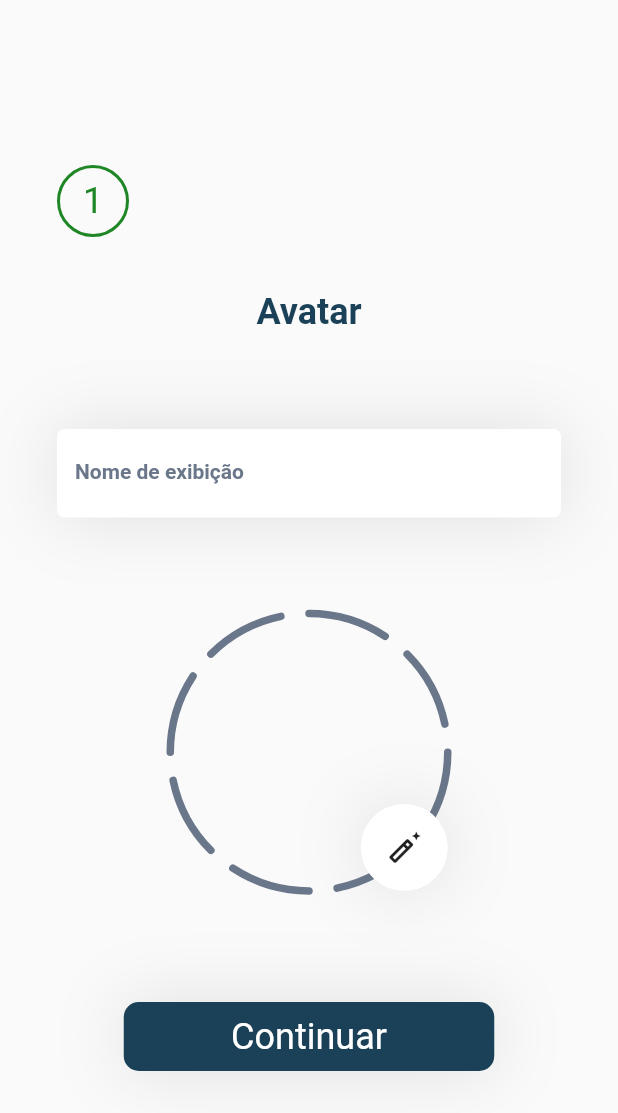
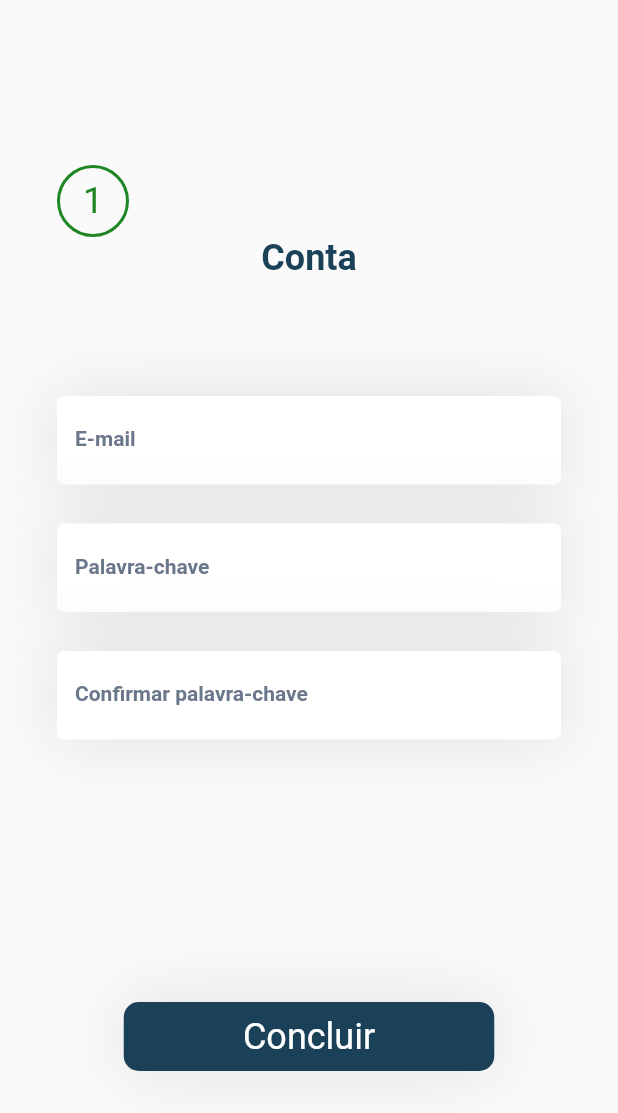
Before and after one commit to BeatEcoprove/beat_ecoprove_mobile, a Flutter app: the screen it shows after launch, on a phone screen of 412 x 824 dp. Shown: the top 1113 px of the screen. Run offline on Flutter 3.47's test engine with Material 2 defaults, Android fonts, the phone set to English and light mode, and no system bars; our stand-ins replace flutter_svg, get_it.

Commit message:
add: Third Stage

```diff
--- a/lib/auth/presentation/sign_in/sign_in_view.dart
+++ b/lib/auth/presentation/sign_in/sign_in_view.dart
@@ -1,4 +1,4 @@
-import 'package:beat_ecoprove/auth/presentation/sign_in/stages/second_stage.dart';
+import 'package:beat_ecoprove/auth/presentation/sign_in/stages/third_stage.dart';
 import 'package:flutter/material.dart';
 
 class SignInView extends StatelessWidget {
@@ -8,6 +8,6 @@ class SignInView extends StatelessWidget {
 
   @override
   Widget build(BuildContext context) {
-    return const SecondStage();
+    return const ThirdScene();
   }
 }
--- /dev/null
+++ b/lib/auth/presentation/sign_in/stages/third_stage.dart
@@ -0,0 +1,62 @@
+import 'package:beat_ecoprove/auth/widgets/scroll_handler.dart';
+import 'package:beat_ecoprove/core/config/global.dart';
+import 'package:beat_ecoprove/core/widgets/formated_button.dart';
+import 'package:beat_ecoprove/core/widgets/formatted_text_field/formated_text_field.dart';
+import 'package:beat_ecoprove/core/widgets/step_by_step.dart';
+import 'package:flutter/material.dart';
+
+class ThirdScene extends StatelessWidget {
+  static const double textFieldsGap = 26;
+
+  const ThirdScene({super.key});
+
+  @override
+  Widget build(BuildContext context) {
+    return const ScrollHandler.similiar(
+        verticalPadding: 110,
+        horizontalPadding: 38,
+        child: Column(
+          mainAxisAlignment: MainAxisAlignment.spaceBetween,
+          children: [
+            Column(
+              children: [
+                Column(
+                  children: [
+                    StepByStep(),
+                    Text(
+                      "Conta",
+                      style: AppText.header,
+                    )
+                  ],
+                ),
+                Padding(
+                  padding: EdgeInsets.only(top: 78),
+                  child: Column(
+                    children: [
+                      FormattedTextField(
+                        hintText: "E-mail",
+                      ),
+                      SizedBox(
+                        height: textFieldsGap,
+                      ),
+                      FormattedTextField(
+                        hintText: "Palavra-chave",
+                        isPassword: true,
+                      ),
+                      SizedBox(
+                        height: textFieldsGap,
+                      ),
+                      FormattedTextField(
+                        hintText: "Confirmar palavra-chave",
+                        isPassword: true,
+                      ),
+                    ],
+                  ),
+                ),
+              ],
+            ),
+            FormattedButton(content: "Concluir")
+          ],
+        ));
+  }
+}
```
